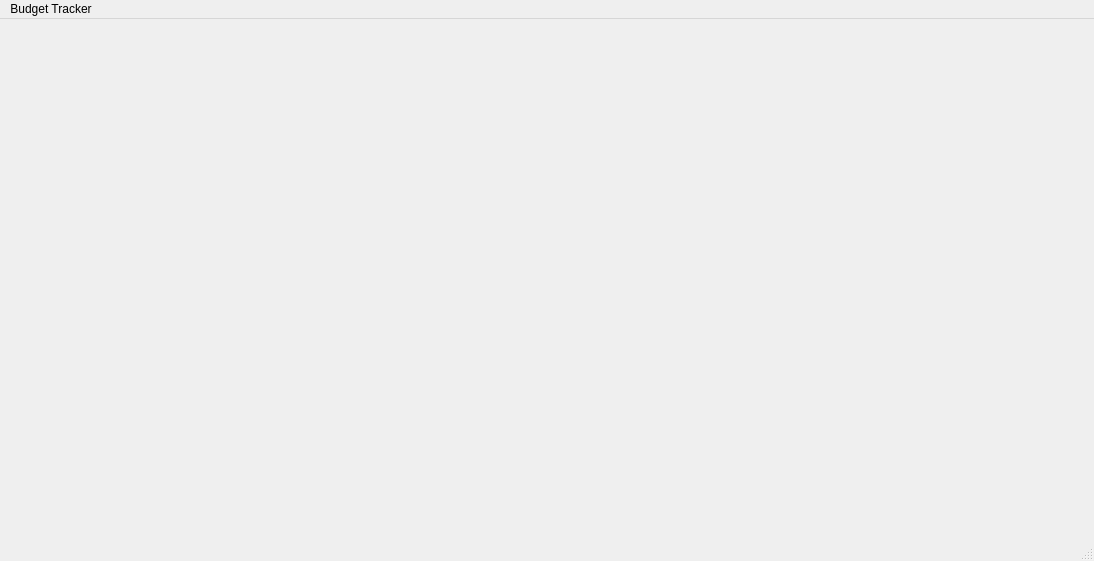
Above: Budget/mainwindow.ui from jpark918/ECE4574_LargeScaleProject before the change. Below: the same form after it.
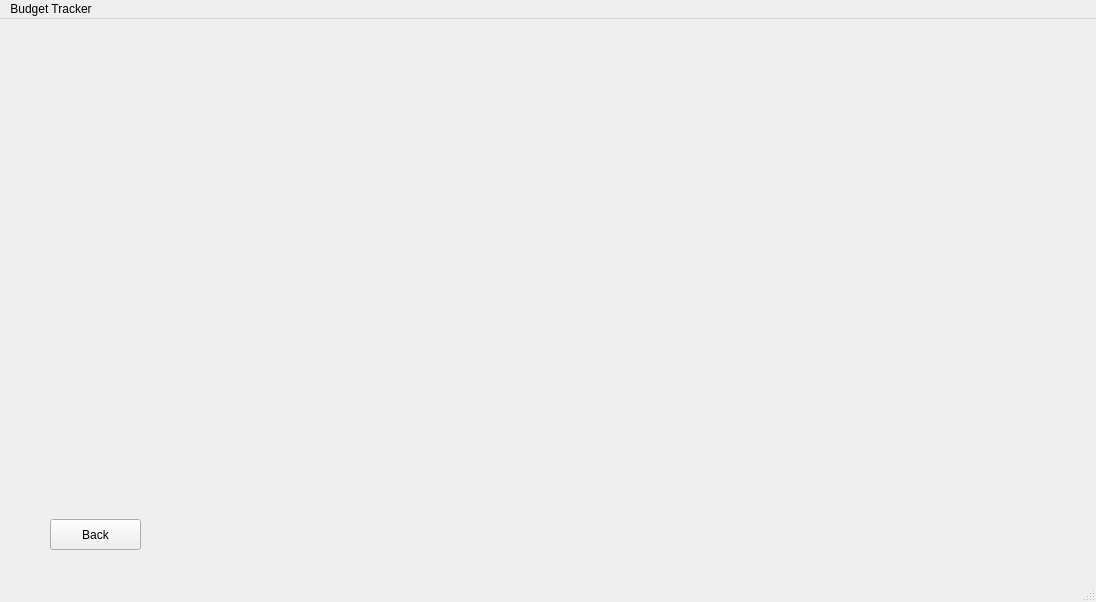
That is the form after the change. The open tabs and pages were chosen to show the change.

The edit to the form file:
```diff
--- a/Budget/mainwindow.ui
+++ b/Budget/mainwindow.ui
@@ -6,8 +6,8 @@
    <rect>
     <x>0</x>
     <y>0</y>
-    <width>1094</width>
-    <height>561</height>
+    <width>1096</width>
+    <height>602</height>
    </rect>
   </property>
   <property name="windowTitle">
@@ -357,7 +357,32 @@
       </layout>
      </widget>
     </widget>
-    <widget class="QWidget" name="page_4"/>
+    <widget class="QWidget" name="page_4">
+     <widget class="QWidget" name="horizontalLayoutWidget_3">
+      <property name="geometry">
+       <rect>
+        <x>20</x>
+        <y>20</y>
+        <width>1051</width>
+        <height>461</height>
+       </rect>
+      </property>
+      <layout class="QHBoxLayout" name="horizontalLayout_3"/>
+     </widget>
+     <widget class="QPushButton" name="pushButton_12">
+      <property name="geometry">
+       <rect>
+        <x>50</x>
+        <y>480</y>
+        <width>91</width>
+        <height>31</height>
+       </rect>
+      </property>
+      <property name="text">
+       <string>Back</string>
+      </property>
+     </widget>
+    </widget>
    </widget>
   </widget>
   <widget class="QMenuBar" name="menubar">
@@ -365,7 +390,7 @@
     <rect>
      <x>0</x>
      <y>0</y>
-     <width>1094</width>
+     <width>1096</width>
      <height>17</height>
     </rect>
    </property>
```
